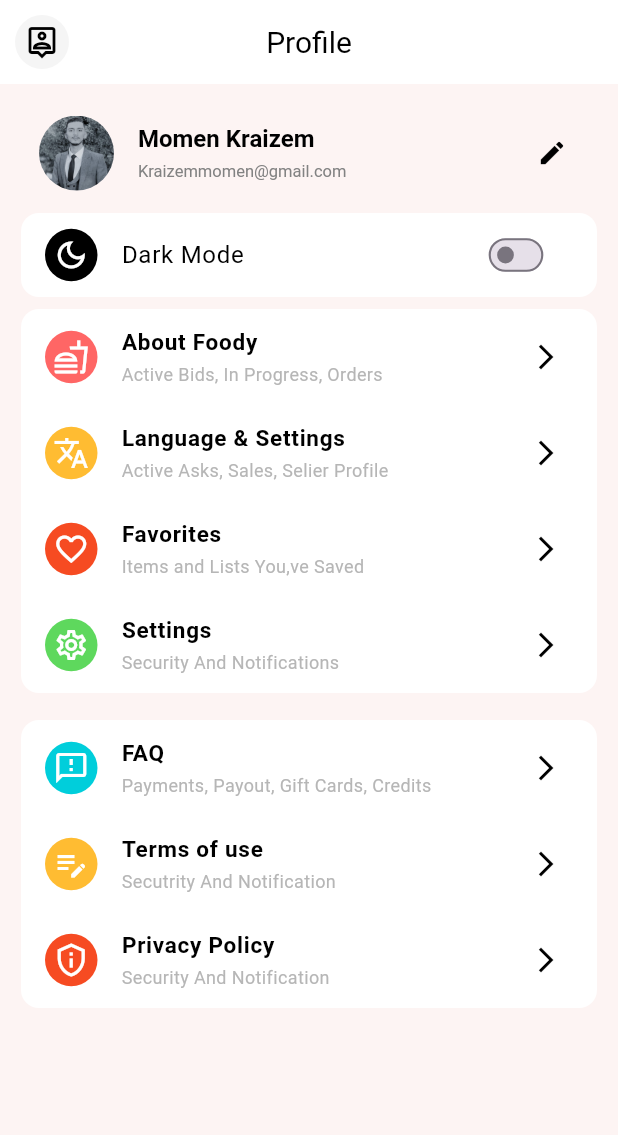
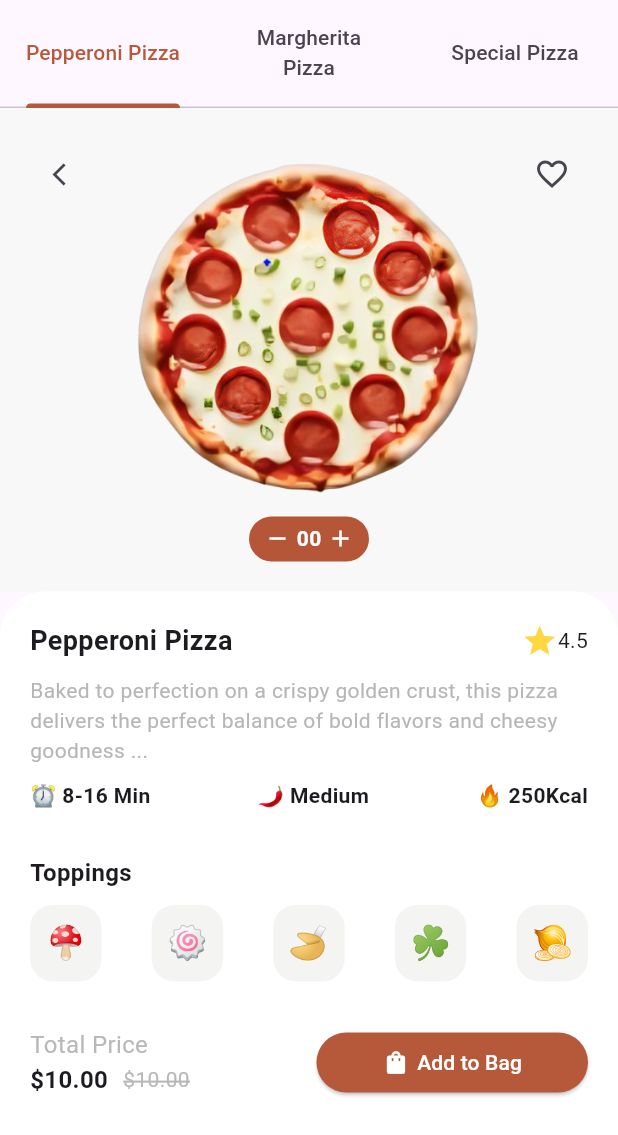
Before and after one commit to MOMEN343/flutter-roadmap, a Flutter app: the screen it shows after launch, on a phone screen of 412 x 824 dp. Shown: the top 1135 px of the screen. Run offline on Flutter 3.47's test engine with Material 3 defaults, Android fonts, the phone set to English and light mode, and no system bars; our stand-ins replace font_awesome_flutter.

Commit message:
Add Stage 08: Navigation and Product Screens

```diff
--- a/Stage_07_Responsive Design, Layout/stage07/lib/main.dart
+++ b/Stage_07_Responsive Design, Layout/stage07/lib/main.dart
@@ -1,5 +1,6 @@
 import 'package:flutter/material.dart';
 import 'package:stage07/screens/products_screen.dart';
+import 'package:stage07/screens/three_tabs_app.dart';
 
 import 'screens/login_screen.dart';
 import 'screens/register_screen.dart';
@@ -17,6 +18,6 @@ class MyApp extends StatelessWidget {
   // This widget is the root of your application.
   @override
   Widget build(BuildContext context) {
-    return MaterialApp(home: ProfileScreen());
+    return MaterialApp(home: threeTabsApp());
   }
 }
--- a/Stage_07_Responsive Design, Layout/stage07/lib/screens/home_screen.dart
+++ b/Stage_07_Responsive Design, Layout/stage07/lib/screens/home_screen.dart
@@ -1,5 +1,8 @@
 import 'package:flutter/material.dart';
 import 'package:font_awesome_flutter/font_awesome_flutter.dart';
+import 'package:stage07/screens/product_screen.dart';
+import 'package:stage07/screens/products_screen.dart';
+import 'package:stage07/screens/profile_screen.dart';
 
 class HomeScreen extends StatefulWidget {
   const HomeScreen({super.key});
@@ -145,7 +148,13 @@ class _HomeScreen extends State<HomeScreen> {
                           ),
                         ),
                         TextButton(
-                          onPressed: () {},
+                          onPressed: () {
+                            Navigator.of(context).push(
+                              MaterialPageRoute(
+                                builder: (context) => ProductsScreen(),
+                              ),
+                            );
+                          },
                           child: Text(
                             "See All",
                             style: TextStyle(color: Color(0xFFc46050)),
@@ -222,7 +231,18 @@ class _HomeScreen extends State<HomeScreen> {
                     Column(
                       spacing: 10,
                       children: [
-                        PizzaCard(
+                        InkWell(
+                          onTap: () {
+                            Navigator.of(context).push(
+                              MaterialPageRoute(
+                                builder: (context) => ProductScreen(
+                                  imageName: "Pepperoni_Pizza.png",
+                                  pizzaName: "Pepperoni Pizza",
+                                ),
+                              ),
+                            );
+                          },
+                          child: PizzaCard(
                             image: 'Pepperoni_Pizza.png',
                             pizzaName: 'Pepperoni Pizza',
                             subTitle: 'Offer valid today only',
@@ -230,6 +250,7 @@ class _HomeScreen extends State<HomeScreen> {
                             rate: 4.5,
                             price: 10.00,
                             offPercent: 25,
+                          ),
                         ),
 
                         PizzaCard(
@@ -358,7 +379,7 @@ class _PizzaCardState extends State<PizzaCard> {
     return Container(
       padding: EdgeInsets.symmetric(vertical: 20, horizontal: 15),
       width: double.infinity,
-      height: 150,
+      height: 170,
       decoration: BoxDecoration(
         color: Color(0xFFf5f5f5),
         borderRadius: BorderRadius.circular(20),
--- a/Stage_07_Responsive Design, Layout/stage07/lib/screens/login_screen.dart
+++ b/Stage_07_Responsive Design, Layout/stage07/lib/screens/login_screen.dart
@@ -1,4 +1,5 @@
 import 'package:flutter/material.dart';
+import 'package:stage07/screens/home_screen.dart';
 
 class LoginScreen extends StatefulWidget {
   const LoginScreen({super.key});
@@ -9,6 +10,7 @@ class LoginScreen extends StatefulWidget {
 
 class _LoginScreen extends State<LoginScreen> {
   bool checkBoxStatus = true;
+  GlobalKey<FormState> formKey = GlobalKey();
   @override
   Widget build(BuildContext context) {
     return MaterialApp(
@@ -68,7 +70,9 @@ class _LoginScreen extends State<LoginScreen> {
                       spacing: 0,
                       children: [
                         //TextFeilds
-                        Column(
+                        Form(
+                          key: formKey,
+                          child: Column(
                             spacing: 10,
                             children: [
                               Column(
@@ -81,7 +85,14 @@ class _LoginScreen extends State<LoginScreen> {
                                       fontSize: 13,
                                     ),
                                   ),
-                                TextField(
+                                  TextFormField(
+                                    validator: (value) {
+                                      if (value!.isEmpty) {
+                                        return "Can't be empty";
+                                      } else if (value != "momen@gmail.com") {
+                                        return "Enter a valid Email";
+                                      }
+                                    },
                                     decoration: InputDecoration(
                                       isDense: true,
                                       contentPadding: EdgeInsets.symmetric(
@@ -110,7 +121,12 @@ class _LoginScreen extends State<LoginScreen> {
 
                                       hintText: "Enter Your Email",
                                       hintStyle: TextStyle(
-                                      color: Color.fromARGB(255, 156, 155, 153),
+                                        color: Color.fromARGB(
+                                          255,
+                                          156,
+                                          155,
+                                          153,
+                                        ),
                                         fontSize: 13,
                                       ),
                                     ),
@@ -128,7 +144,14 @@ class _LoginScreen extends State<LoginScreen> {
                                       fontSize: 13,
                                     ),
                                   ),
-                                TextField(
+                                  TextFormField(
+                                    validator: (value) {
+                                      if (value!.isEmpty) {
+                                        return "Can't be Empty";
+                                      } else if (value != "123") {
+                                        return "Wrong Password";
+                                      }
+                                    },
                                     decoration: InputDecoration(
                                       isDense: true,
                                       contentPadding: EdgeInsets.symmetric(
@@ -166,7 +189,12 @@ class _LoginScreen extends State<LoginScreen> {
                                       ),
                                       hintText: "Enter Your Password",
                                       hintStyle: TextStyle(
-                                      color: Color.fromARGB(255, 156, 155, 153),
+                                        color: Color.fromARGB(
+                                          255,
+                                          156,
+                                          155,
+                                          153,
+                                        ),
                                         fontSize: 13,
                                       ),
                                     ),
@@ -174,6 +202,7 @@ class _LoginScreen extends State<LoginScreen> {
                                 ],
                               ),
                             ],
+                          ),
                         ),
 
                         //Remember me and forget pass
@@ -254,7 +283,15 @@ class _LoginScreen extends State<LoginScreen> {
                               }),
                             ),
 
-                            onPressed: () {},
+                            onPressed: () {
+                              if (formKey.currentState!.validate()) {
+                                Navigator.of(context).pushReplacement(
+                                  MaterialPageRoute(
+                                    builder: (context) => HomeScreen(),
+                                  ),
+                                );
+                              }
+                            },
                             child: Text(
                               "Login",
                               style: TextStyle(
--- /dev/null
+++ b/Stage_07_Responsive Design, Layout/stage07/lib/screens/product_screen.dart
@@ -0,0 +1,330 @@
+import 'package:flutter/material.dart';
+
+class ProductScreen extends StatefulWidget {
+  final String imageName;
+  final String pizzaName;
+  const ProductScreen({
+    super.key,
+    required this.imageName,
+    required this.pizzaName,
+  });
+
+  @override
+  State<ProductScreen> createState() => _ProductScreen();
+}
+
+class _ProductScreen extends State<ProductScreen> {
+  int counter = 0;
+
+  @override
+  Widget build(BuildContext context) {
+    return Scaffold(
+      body: SafeArea(
+        child: Column(
+          children: [
+            Container(
+              color: const Color(0xFFF7F8F7),
+              child: Padding(
+                padding: const EdgeInsets.all(20),
+                child: SizedBox(
+                  width: double.infinity,
+                  child: Column(
+                    children: [
+                      // Image + buttons
+                      Stack(
+                        children: [
+                          Row(
+                            mainAxisAlignment: MainAxisAlignment.spaceBetween,
+                            children: [
+                              IconButton(
+                                onPressed: () {
+                                  Navigator.of(context).pop();
+                                },
+                                icon: const Icon(
+                                  Icons.arrow_back_ios,
+                                  size: 18,
+                                ),
+                              ),
+                              IconButton(
+                                onPressed: () {},
+                                icon: const Icon(Icons.favorite_border),
+                              ),
+                            ],
+                          ),
+
+                          Align(
+                            alignment: Alignment.center,
+                            child: Padding(
+                              padding: const EdgeInsets.all(15),
+                              child: LayoutBuilder(
+                                builder: (context, constraints) {
+                                  final imageSize = constraints.maxWidth * 0.65;
+
+                                  return Image.asset(
+                                    "Images/${widget.imageName}",
+                                    height: imageSize.clamp(180.0, 250.0),
+                                  );
+                                },
+                              ),
+                            ),
+                          ),
+                        ],
+                      ),
+
+                      // Counter
+                      Container(
+                        padding: const EdgeInsets.symmetric(
+                          vertical: 5,
+                          horizontal: 10,
+                        ),
+                        width: 80,
+                        decoration: BoxDecoration(
+                          color: const Color(0xFFB45637),
+                          borderRadius: BorderRadius.circular(20),
+                        ),
+                        child: Row(
+                          mainAxisAlignment: MainAxisAlignment.spaceBetween,
+                          children: [
+                            InkWell(
+                              onTap: () {
+                                setState(() {
+                                  if (counter > 0) {
+                                    counter--;
+                                  }
+                                });
+                              },
+                              child: const Icon(
+                                Icons.remove,
+                                color: Colors.white,
+                                size: 18,
+                              ),
+                            ),
+
+                            Text(
+                              counter.toString().padLeft(2, '0'),
+                              style: const TextStyle(
+                                color: Colors.white,
+                                fontWeight: FontWeight.bold,
+                              ),
+                            ),
+
+                            InkWell(
+                              onTap: () {
+                                setState(() {
+                                  counter++;
+                                });
+                              },
+                              child: const Icon(
+                                Icons.add,
+                                color: Colors.white,
+                                size: 18,
+                              ),
+                            ),
+                          ],
+                        ),
+                      ),
+                    ],
+                  ),
+                ),
+              ),
+            ),
+
+            // ================= DETAILS SECTION =================
+            Expanded(
+              child: Container(
+                width: double.infinity,
+                padding: const EdgeInsets.all(20),
+                decoration: const BoxDecoration(
+                  color: Colors.white,
+                  borderRadius: BorderRadius.only(
+                    topLeft: Radius.circular(30),
+                    topRight: Radius.circular(30),
+                  ),
+                ),
+                child: SingleChildScrollView(
+                  child: Column(
+                    spacing: 10,
+                    children: [
+                      Row(
+                        mainAxisAlignment: MainAxisAlignment.spaceBetween,
+                        children: [
+                          Flexible(
+                            child: Text(
+                              "${widget.pizzaName}",
+                              style: TextStyle(
+                                fontWeight: FontWeight.bold,
+                                fontSize: 18,
+                              ),
+                              overflow: TextOverflow.ellipsis,
+                            ),
+                          ),
+
+                          Row(
+                            mainAxisSize: MainAxisSize.min,
+                            children: const [
+                              Icon(Icons.star, color: Colors.amberAccent),
+                              Text("4.5"),
+                            ],
+                          ),
+                        ],
+                      ),
+
+                      // Description
+                      const Text(
+                        "Baked to perfection on a crispy golden crust, "
+                        "this pizza delivers the perfect balance of bold "
+                        "flavors and cheesy goodness ...",
+                        style: TextStyle(color: Color(0xFFB5B6B5)),
+                      ),
+
+                      // Product information
+                      Row(
+                        mainAxisAlignment: MainAxisAlignment.spaceBetween,
+                        children: const [
+                          Flexible(
+                            child: Text(
+                              "⏰ 8-16 Min",
+                              style: TextStyle(fontWeight: FontWeight.bold),
+                            ),
+                          ),
+                          Flexible(
+                            child: Text(
+                              "🌶 Medium",
+                              style: TextStyle(fontWeight: FontWeight.bold),
+                            ),
+                          ),
+                          Flexible(
+                            child: Text(
+                              "🔥 250Kcal",
+                              style: TextStyle(fontWeight: FontWeight.bold),
+                            ),
+                          ),
+                        ],
+                      ),
+
+                      // ================= TOPPINGS =================
+                      Padding(
+                        padding: const EdgeInsets.only(top: 20),
+                        child: Column(
+                          spacing: 10,
+                          crossAxisAlignment: CrossAxisAlignment.start,
+                          children: [
+                            const Text(
+                              "Toppings",
+                              style: TextStyle(
+                                fontWeight: FontWeight.bold,
+                                fontSize: 16,
+                              ),
+                            ),
+
+                            LayoutBuilder(
+                              builder: (context, constraints) {
+                                return Row(
+                                  mainAxisAlignment:
+                                      MainAxisAlignment.spaceBetween,
+                                  children: [
+                                    topping("🍄"),
+                                    topping("🍥"),
+                                    topping("🥠"),
+                                    topping("☘"),
+                                    topping("🧅"),
+                                  ],
+                                );
+                              },
+                            ),
+                          ],
+                        ),
+                      ),
+
+                      // ================= PRICE + BUTTON =================
+                      Padding(
+                        padding: const EdgeInsets.only(top: 20),
+                        child: Row(
+                          children: [
+                            Expanded(
+                              child: Column(
+                                crossAxisAlignment: CrossAxisAlignment.start,
+                                children: [
+                                  Text(
+                                    "Total Price",
+                                    style: TextStyle(
+                                      fontSize: 16,
+                                      color: Color(0xFFB8B8B8),
+                                    ),
+                                  ),
+                                  Row(
+                                    children: [
+                                      Text(
+                                        "\$10.00",
+                                        style: TextStyle(
+                                          fontWeight: FontWeight.bold,
+                                          fontSize: 16,
+                                        ),
+                                      ),
+                                      SizedBox(width: 10),
+                                      Text(
+                                        "\$10.00",
+                                        style: TextStyle(
+                                          decoration:
+                                              TextDecoration.lineThrough,
+                                          decorationColor: Color(0xFFB8B8B8),
+                                          decorationThickness: 2,
+                                          color: Color(0xFFB8B8B8),
+                                        ),
+                                      ),
+                                    ],
+                                  ),
+                                ],
+                              ),
+                            ),
+
+                            SizedBox(width: 10),
+
+                            Expanded(
+                              child: ElevatedButton(
+                                onPressed: () {},
+                                style: ElevatedButton.styleFrom(
+                                  backgroundColor: Color(0xFFB6593A),
+                                  foregroundColor: Colors.white,
+                                  padding: EdgeInsets.symmetric(vertical: 10),
+                                ),
+                                child: Row(
+                                  mainAxisAlignment: MainAxisAlignment.center,
+                                  children: [
+                                    Icon(Icons.shopping_bag_rounded),
+                                    SizedBox(width: 5),
+                                    Text("Add to Bag"),
+                                  ],
+                                ),
+                              ),
+                            ),
+                          ],
+                        ),
+                      ),
+                    ],
+                  ),
+                ),
+              ),
+            ),
+          ],
+        ),
+      ),
+    );
+  }
+
+  // ================= TOPPING WIDGET =================
+
+  Widget topping(String emoji) {
+    return InkWell(
+      onTap: () {},
+      child: Container(
+        padding: const EdgeInsets.all(10),
+        decoration: BoxDecoration(
+          color: const Color(0xFFF4F5F3),
+          borderRadius: BorderRadius.circular(15),
+        ),
+        child: Text(emoji, style: const TextStyle(fontSize: 22)),
+      ),
+    );
+  }
+}
--- /dev/null
+++ b/Stage_07_Responsive Design, Layout/stage07/lib/screens/three_tabs_app.dart
@@ -0,0 +1,57 @@
+import 'package:flutter/material.dart';
+import 'package:stage07/screens/product_screen.dart';
+import 'package:stage07/screens/products_screen.dart';
+
+class threeTabsApp extends StatelessWidget {
+  @override
+  Widget build(Object context) {
+    return DefaultTabController(
+      length: 3,
+      child: Scaffold(
+        appBar: TabBar(
+          labelColor: Color(0xFFb6593a),
+          indicatorColor: Color(0xFFb6593a),
+          tabs: [
+            Tab(
+              height: 70,
+              child: Text(
+                "Pepperoni Pizza",
+                overflow: TextOverflow.visible,
+                textAlign: TextAlign.center,
+              ),
+            ),
+            Tab(
+              height: 70,
+              child: Text(
+                "Margherita Pizza",
+                overflow: TextOverflow.visible,
+                textAlign: TextAlign.center,
+              ),
+            ),
+            Tab(
+              height: 70,
+              child: Text(
+                "Special Pizza",
+                overflow: TextOverflow.visible,
+                textAlign: TextAlign.center,
+              ),
+            ),
+          ],
+        ),
+        body: TabBarView(
+          children: [
+            ProductScreen(
+              imageName: "Pepperoni_Pizza.png",
+              pizzaName: "Pepperoni Pizza",
+            ),
+            ProductScreen(
+              imageName: "Margherita_pizza.png",
+              pizzaName: "Margherita pizza",
+            ),
+            ProductScreen(imageName: "pizza.png", pizzaName: "Pizza"),
+          ],
+        ),
+      ),
+    );
+  }
+}
```
Also changed, not shown: Stage08_Navigation/three_tabs_practice/three_tabs_app.dart (added, +57 -0 lines), 4 other files. Lines whose indentation alone changed are shown as unchanged.
